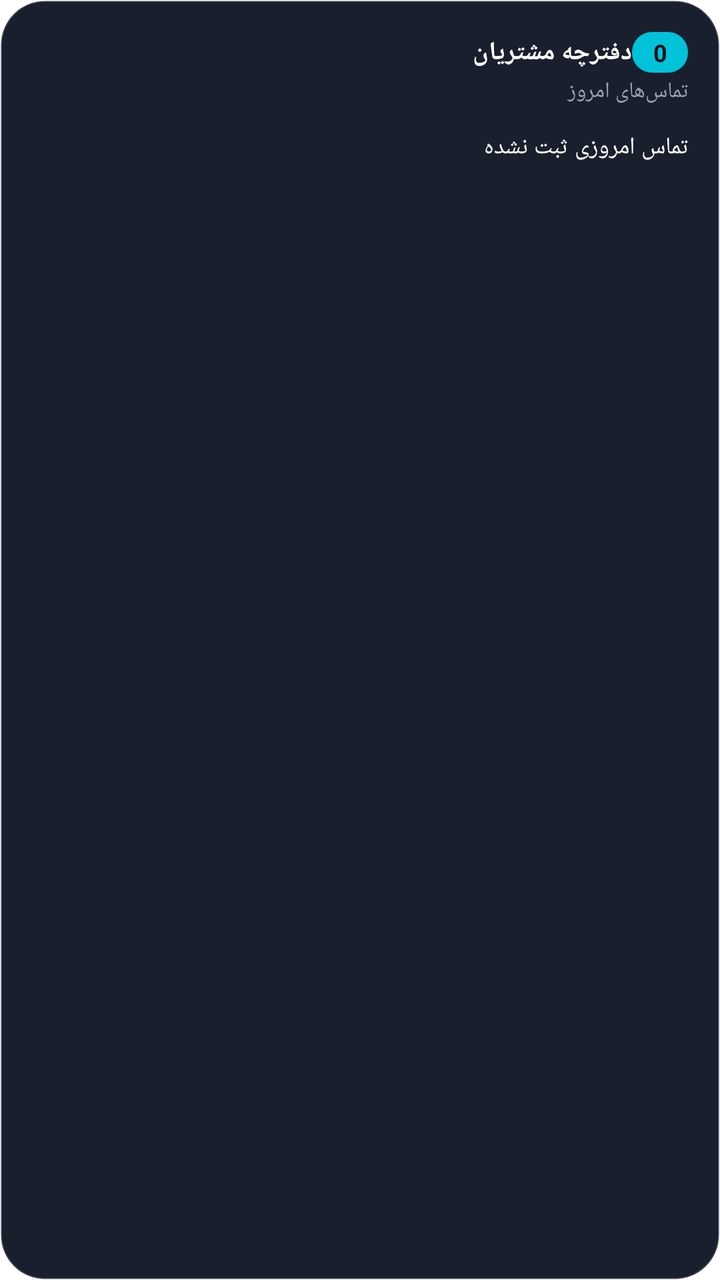
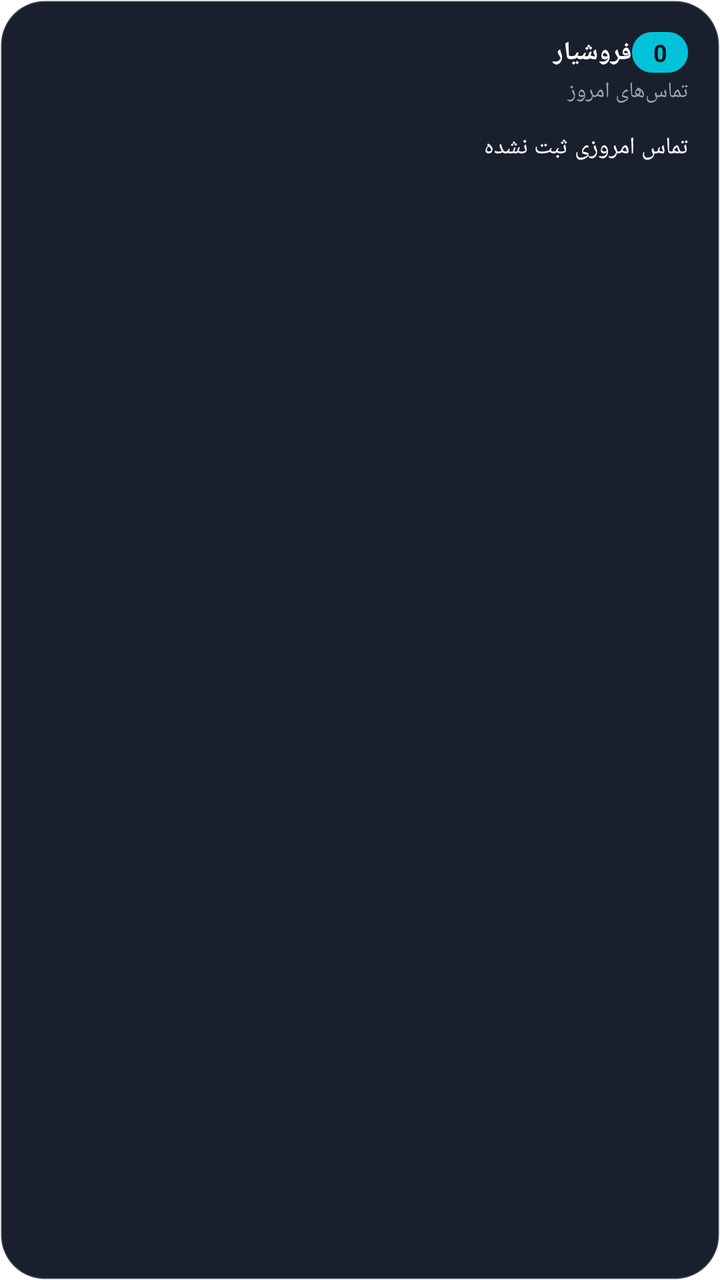

Compare the two renders of this Android layout. The source of the first and the diff that turns it into the second are given below.
<!-- AndroidManifest.xml: fallback theme Theme.MaterialComponents.DayNight.NoActionBar -->
<!-- res/layout/daftarche_widget.xml -->
<?xml version="1.0" encoding="utf-8"?>
<LinearLayout xmlns:android="http://schemas.android.com/apk/res/android"
    android:id="@+id/widget_root"
    android:layout_width="match_parent"
    android:layout_height="match_parent"
    android:orientation="vertical"
    android:padding="16dp"
    android:background="@drawable/widget_bg">

    <LinearLayout
        android:layout_width="match_parent"
        android:layout_height="wrap_content"
        android:orientation="horizontal"
        android:gravity="center_vertical">

        <TextView
            android:layout_width="0dp"
            android:layout_height="wrap_content"
            android:layout_weight="1"
            android:text="دفترچه مشتریان"
            android:textColor="#FFFFFF"
            android:textSize="13sp"
            android:textStyle="bold" />

        <TextView
            android:id="@+id/widget_count"
            android:layout_width="wrap_content"
            android:layout_height="wrap_content"
            android:minWidth="28dp"
            android:gravity="center"
            android:paddingLeft="8dp"
            android:paddingRight="8dp"
            android:paddingTop="2dp"
            android:paddingBottom="2dp"
            android:text="0"
            android:textColor="#0B0F1A"
            android:textSize="12sp"
            android:textStyle="bold"
            android:background="@drawable/widget_badge" />
    </LinearLayout>

    <TextView
        android:layout_width="match_parent"
        android:layout_height="wrap_content"
        android:layout_marginTop="2dp"
        android:text="تماس‌های امروز"
        android:textColor="#99A0B0"
        android:textSize="11sp" />

    <TextView
        android:id="@+id/widget_line1"
        android:layout_width="match_parent"
        android:layout_height="wrap_content"
        android:layout_marginTop="12dp"
        android:text="تماس امروزی ثبت نشده"
        android:textColor="#FFFFFF"
        android:textSize="12sp"
        android:maxLines="1"
        android:ellipsize="end" />

    <TextView
        android:id="@+id/widget_line2"
        android:layout_width="match_parent"
        android:layout_height="wrap_content"
        android:layout_marginTop="4dp"
        android:text=""
        android:textColor="#B0B8C8"
        android:textSize="12sp"
        android:maxLines="1"
        android:ellipsize="end" />

    <TextView
        android:id="@+id/widget_line3"
        android:layout_width="match_parent"
        android:layout_height="wrap_content"
        android:layout_marginTop="4dp"
        android:text=""
        android:textColor="#B0B8C8"
        android:textSize="12sp"
        android:maxLines="1"
        android:ellipsize="end" />
</LinearLayout>
<!-- resources referenced by this layout -->
<resources>
  <!-- drawable widget_badge (drawable) -->
  <?xml version="1.0" encoding="utf-8"?>
  <shape xmlns:android="http://schemas.android.com/apk/res/android"
      android:shape="rectangle">
      <solid android:color="#00C2D8" />
      <corners android:radius="10dp" />
  </shape>
  <!-- drawable widget_bg (drawable) -->
  <?xml version="1.0" encoding="utf-8"?>
  <shape xmlns:android="http://schemas.android.com/apk/res/android"
      android:shape="rectangle">
      <solid android:color="#1A1F2E" />
      <corners android:radius="22dp" />
      <stroke android:width="1dp" android:color="#33FFFFFF" />
  </shape>
</resources>

<!-- the commit's change to res/layout/daftarche_widget.xml (unified diff, before → after) -->
@@ -17,7 +17,7 @@
             android:layout_width="0dp"
             android:layout_height="wrap_content"
             android:layout_weight="1"
-            android:text="دفترچه مشتریان"
+            android:text="فروشیار"
             android:textColor="#FFFFFF"
             android:textSize="13sp"
             android:textStyle="bold" />
